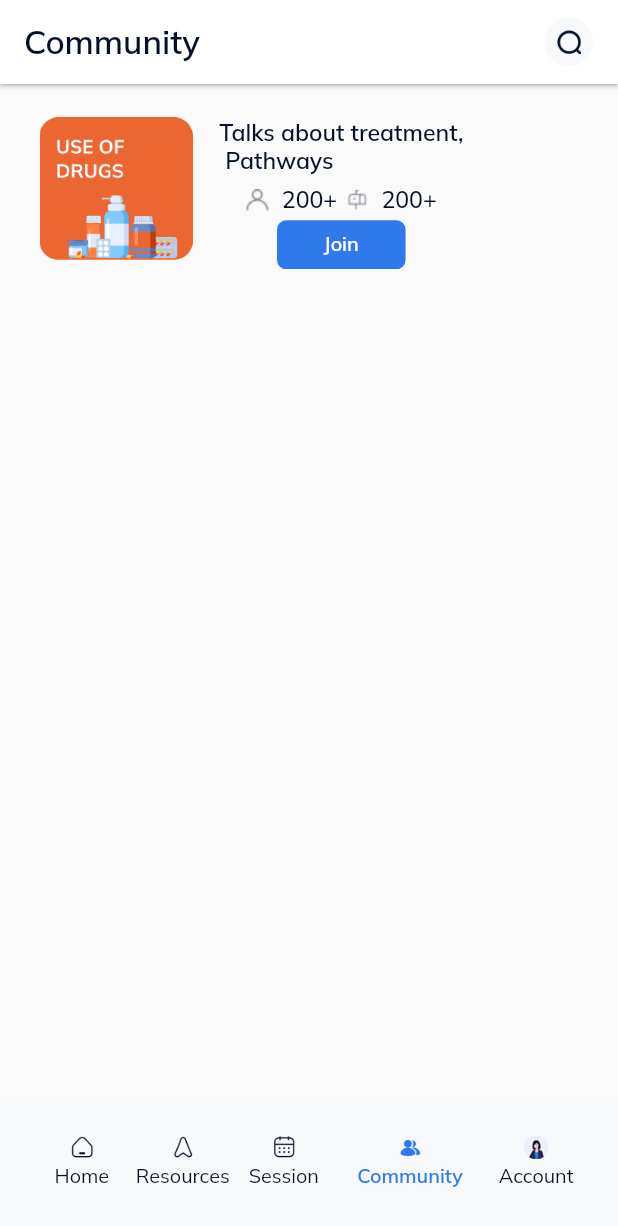
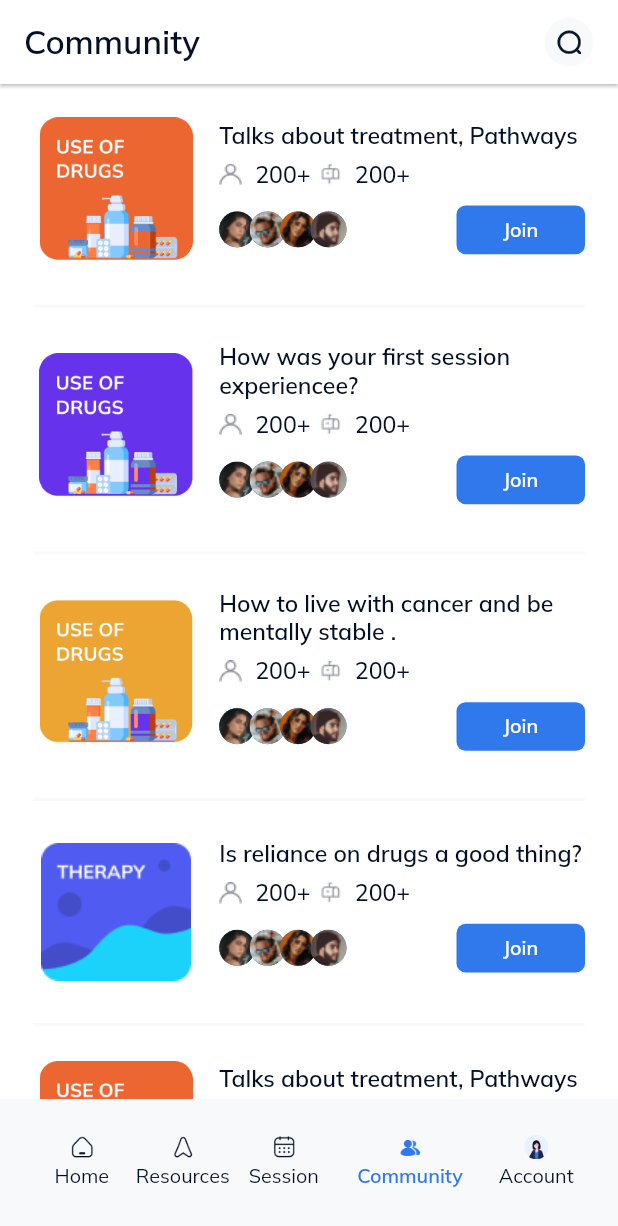
Before and after one commit to gboliknow/Faramove_test, a Flutter app: the screen it shows after launch, item 4 of the bottom bar chosen, on a phone screen of 412 x 824 dp. Shown: the top 1226 px of the screen. Run offline on Flutter 3.47's test engine with Material 2 defaults, Android fonts, the phone set to English and light mode, and no system bars; our stand-ins replace flutter_screenutil, google_fonts, hexcolor.

Commit message:
finalize community

```diff
--- a/lib/components/constants/app_images.dart
+++ b/lib/components/constants/app_images.dart
@@ -17,5 +17,12 @@ class AppImages {
   static String letterbox = 'assets/images/letterbox.png';
   static String person = 'assets/images/person.png';
   static String useofdrug = 'assets/images/useofdrug.png';
+  static String useofdrug1 = 'assets/images/useofdrug1.png';
+  static String useofdrug2 = 'assets/images/useofdrug2.png';
+  static String theraphy = 'assets/images/theraphy.png';
   static String search = 'assets/images/search.png';
+  static String image1 = 'assets/images/image1.png';
+  static String image3 = 'assets/images/image3.png';
+  static String image2 = 'assets/images/image2.png';
+  static String image4 = 'assets/images/image4.png';
 }
--- a/lib/components/widget/communitycard.dart
+++ b/lib/components/widget/communitycard.dart
@@ -1,31 +1,37 @@
-
 import 'package:faramove_test/components/components.dart';
 
 class CommunityCard extends StatelessWidget {
   const CommunityCard({
     super.key,
+    required this.image,
+    required this.text,
   });
-
+  final String image;
+  final String text;
   @override
   Widget build(BuildContext context) {
     return Padding(
       padding: EdgeInsets.symmetric(horizontal: 20.w),
-      child: Row(
+      child: Column(
+        children: [
+          Row(
             children: [
               Image.asset(
-            AppImages.useofdrug,
+                image,
                 height: 100.h,
                 width: 101.w,
               ),
               SizedBox(
                 width: 12.w,
               ),
-          Column(
+              Expanded(
+                child: Column(
+                  crossAxisAlignment: CrossAxisAlignment.start,
                   children: <Widget>[
                     AppText(
                       fontSize: 14.sp,
                       height: 17 / 14,
-                text: 'Talks about treatment,\n Pathways',
+                      text: text,
                       fontWeight: FontWeight.w600,
                       color: AppColors.wellnessBlack,
                     ),
@@ -48,11 +54,35 @@ class CommunityCard extends StatelessWidget {
                       ],
                     ),
                     SizedBox(
-                height: 4.h,
+                      height: 11.h,
                     ),
                     Row(
+                      mainAxisAlignment: MainAxisAlignment.spaceBetween,
                       children: <Widget>[
-                  Container(
+                        SizedBox(
+                            height: 32.h,
+                            width: 90.w,
+                            child: Stack(children: [
+                              ImageItem(
+                                left: 0.r,
+                                image: AppImages.image4,
+                              ),
+                              ImageItem(
+                                left: 20.r,
+                                image: AppImages.image3,
+                              ),
+                              ImageItem(
+                                left: 40.r,
+                                image: AppImages.image2,
+                              ),
+                              ImageItem(
+                                left: 60.r,
+                                image: AppImages.image1,
+                              ),
+                            ])),
+                        Padding(
+                          padding: const EdgeInsets.only(bottom: 8.0),
+                          child: Container(
                             height: 32.h,
                             width: 78.w,
                             decoration: BoxDecoration(
@@ -66,11 +96,43 @@ class CommunityCard extends StatelessWidget {
                               color: AppColors.white,
                             ),
                           ),
+                        ),
                       ],
                     )
                   ],
+                ),
               )
             ],
+          ),
+          SizedBox(
+            height: 22.h,
+          ),
+          Divider(
+            color: AppColors.backgroundColor,
+            height: 4,
+            thickness: 2,
+          )
+        ],
+      ),
+    );
+  }
+}
+
+class ImageItem extends StatelessWidget {
+  const ImageItem({
+    super.key,
+    required this.left,
+    required this.image,
+  });
+  final double left;
+  final String image;
+  @override
+  Widget build(BuildContext context) {
+    return Positioned(
+      left: left,
+      child: CircleAvatar(
+        radius: 12,
+        backgroundImage: AssetImage(image),
       ),
     );
   }
--- a/lib/screens/community_page.dart
+++ b/lib/screens/community_page.dart
@@ -7,6 +7,7 @@ class CommunityPage extends StatelessWidget {
   @override
   Widget build(BuildContext context) {
     return Scaffold(
+      backgroundColor: AppColors.white,
       appBar: AppBar(
         backgroundColor: AppColors.white,
         elevation: 1,
@@ -34,12 +35,46 @@ class CommunityPage extends StatelessWidget {
           )
         ],
       ),
-      body: Column(
+      body: ListView(
         children: <Widget>[
           SizedBox(
             height: 22.h,
           ),
-          const CommunityCard()
+          CommunityCard(
+            image: AppImages.useofdrug,
+            text: 'Talks about treatment, Pathways',
+          ),
+          SizedBox(
+            height: 22.h,
+          ),
+          CommunityCard(
+            image: AppImages.useofdrug1,
+            text: 'How was your first session experiencee?',
+          ),
+          SizedBox(
+            height: 22.h,
+          ),
+          CommunityCard(
+            image: AppImages.useofdrug2,
+            text: 'How to live with cancer and be mentally stable .',
+          ),
+          SizedBox(
+            height: 22.h,
+          ),
+          CommunityCard(
+            image: AppImages.theraphy,
+            text: 'Is reliance on drugs a good thing?',
+          ),
+          SizedBox(
+            height: 22.h,
+          ),
+          CommunityCard(
+            image: AppImages.useofdrug,
+            text: 'Talks about treatment, Pathways',
+          ),
+          SizedBox(
+            height: 22.h,
+          ),
         ],
       ),
     );
```
Also changed, not shown: assets/images/image1.png (added), assets/images/image2.png (added), assets/images/image3.png (added), assets/images/image4.png (added), assets/images/theraphy.png (added), assets/images/useofdrug1.png (added), assets/images/useofdrug2.png (added). Lines whose indentation alone changed are shown as unchanged.
